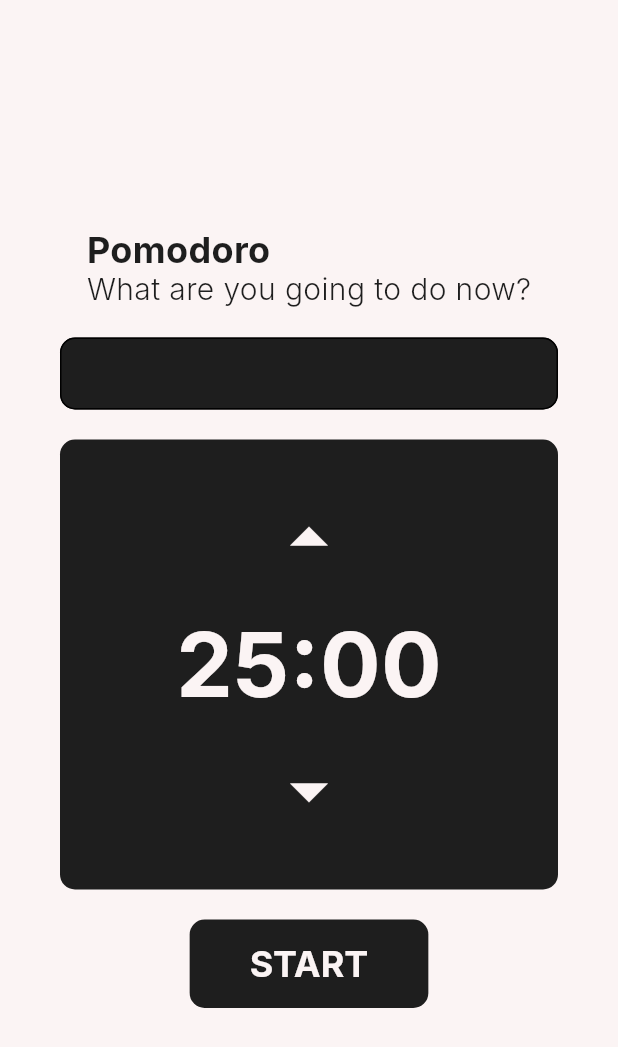
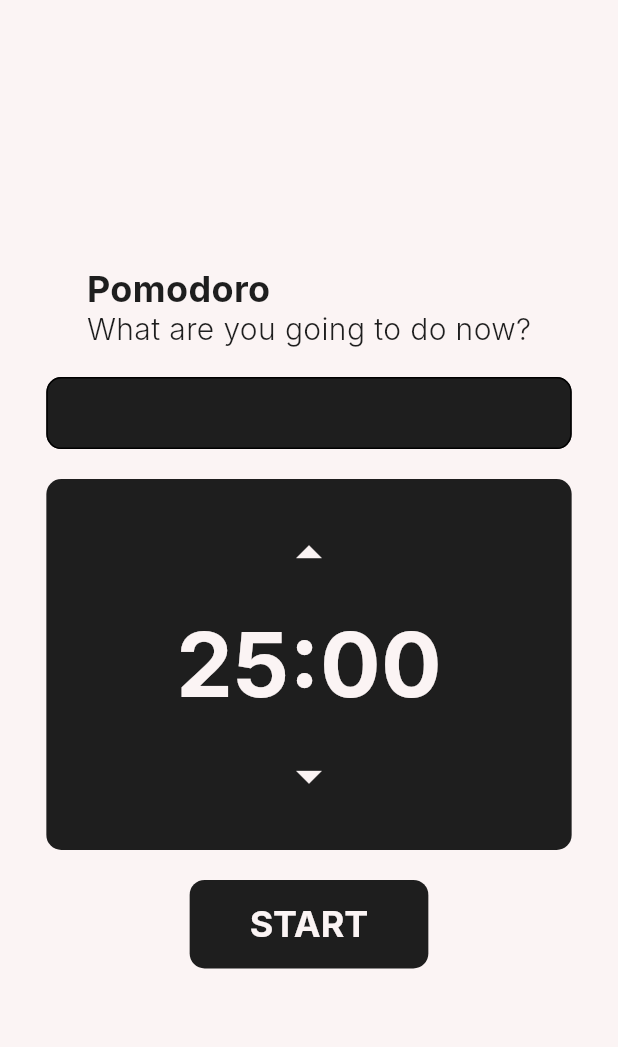
Before and after one commit to NotoSgnikusnsi/flutter-pomodoro, a Flutter app: the screen it shows after launch, on a phone screen of 412 x 824 dp. Shown: the top 1047 px of the screen. Run offline on Flutter 3.47's test engine with Material 3 defaults, Android fonts, the phone set to English and light mode, and no system bars; Roboto replaces fonts that are missing (Inter).

Commit message:
ref: Refactor BreakingPageBody UI to improve layout and readability

```diff
--- a/lib/home_page.dart
+++ b/lib/home_page.dart
@@ -38,7 +38,7 @@ class _HomePageBodyState extends State<HomePageBody> {
 
   void _decrementMinutes() {
     int _minutes = _initialMinutes;
-    if (_minutes <= 0) {
+    if (_minutes <= 5) {
       return;
     } else {
       _minutes -= 5;
@@ -51,10 +51,9 @@ class _HomePageBodyState extends State<HomePageBody> {
   @override
   Widget build(BuildContext context) {
     return Center(
-      child: Padding(
-        padding: const EdgeInsets.all(40.0),
       child: SizedBox(
-          width: 400,
+        width: MediaQuery.of(context).size.width * 0.85,
+        height: MediaQuery.of(context).size.height * 0.9,
         child: Column(
           mainAxisAlignment: MainAxisAlignment.center,
           children: [
@@ -88,8 +87,7 @@ class _HomePageBodyState extends State<HomePageBody> {
             ),
             TextField(
               cursorColor: Theme.of(context).colorScheme.secondary,
-                style:
-                    TextStyle(color: Theme.of(context).colorScheme.secondary),
+              style: TextStyle(color: Theme.of(context).colorScheme.secondary),
               decoration: InputDecoration(
                 contentPadding:
                     EdgeInsets.only(top: 0, bottom: 0, right: 10, left: 10),
@@ -104,8 +102,8 @@ class _HomePageBodyState extends State<HomePageBody> {
               padding: EdgeInsets.all(10),
             ),
             Container(
-                width: 400,
-                height: 300,
+              width: MediaQuery.of(context).size.width * 0.85,
+              height: MediaQuery.of(context).size.height * 0.3,
               decoration: BoxDecoration(
                 color: Theme.of(context).colorScheme.primary,
                 borderRadius: BorderRadius.circular(10),
@@ -118,7 +116,7 @@ class _HomePageBodyState extends State<HomePageBody> {
                     icon: Icon(
                       Icons.arrow_drop_up,
                       color: Theme.of(context).colorScheme.secondary,
-                        size: 60,
+                      size: 40,
                     ),
                   ),
                   const Padding(
@@ -142,7 +140,7 @@ class _HomePageBodyState extends State<HomePageBody> {
                     icon: Icon(
                       Icons.arrow_drop_down,
                       color: Theme.of(context).colorScheme.secondary,
-                        size: 60,
+                      size: 40,
                     ),
                   ),
                 ],
@@ -186,7 +184,6 @@ class _HomePageBodyState extends State<HomePageBody> {
           ],
         ),
       ),
-      ),
     );
   }
 }
```
Also changed, not shown: lib/breaking_page.dart (+13 -7 lines), lib/working_page.dart (+46 -16 lines). Lines whose indentation alone changed are shown as unchanged.
